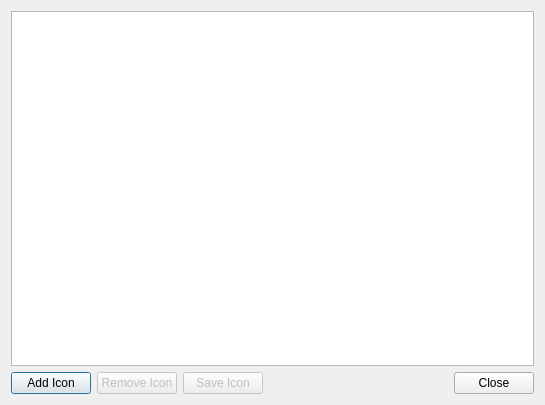
This is src/stitchicon.ui in iPenguin/CrochetCharts as Qt 5 draws it before an edit. The edited form follows.
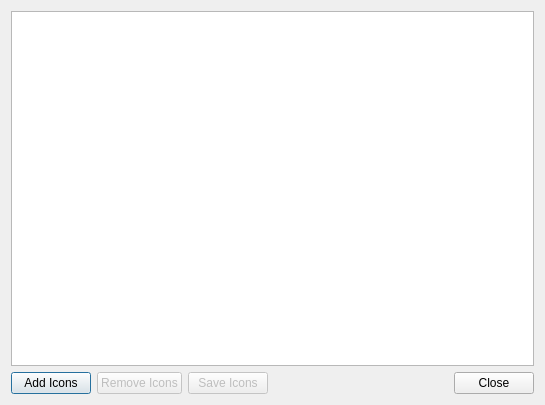
This is the edited form.

Commit message: Remove multiple icons, save multiple icons.

Patch:
```diff
--- a/src/stitchicon.ui
+++ b/src/stitchicon.ui
@@ -38,7 +38,7 @@
      <item>
       <widget class="QPushButton" name="addIcon">
        <property name="text">
-        <string>Add Icon</string>
+        <string>Add Icons</string>
        </property>
       </widget>
      </item>
@@ -48,7 +48,7 @@
         <bool>false</bool>
        </property>
        <property name="text">
-        <string>Remove Icon</string>
+        <string>Remove Icons</string>
        </property>
       </widget>
      </item>
@@ -58,7 +58,7 @@
         <bool>false</bool>
        </property>
        <property name="text">
-        <string>Save Icon</string>
+        <string>Save Icons</string>
        </property>
       </widget>
      </item>
```
Left out of the diff: 3 changed lines with no effect on the pictures. The commit also changes 1 other file.
